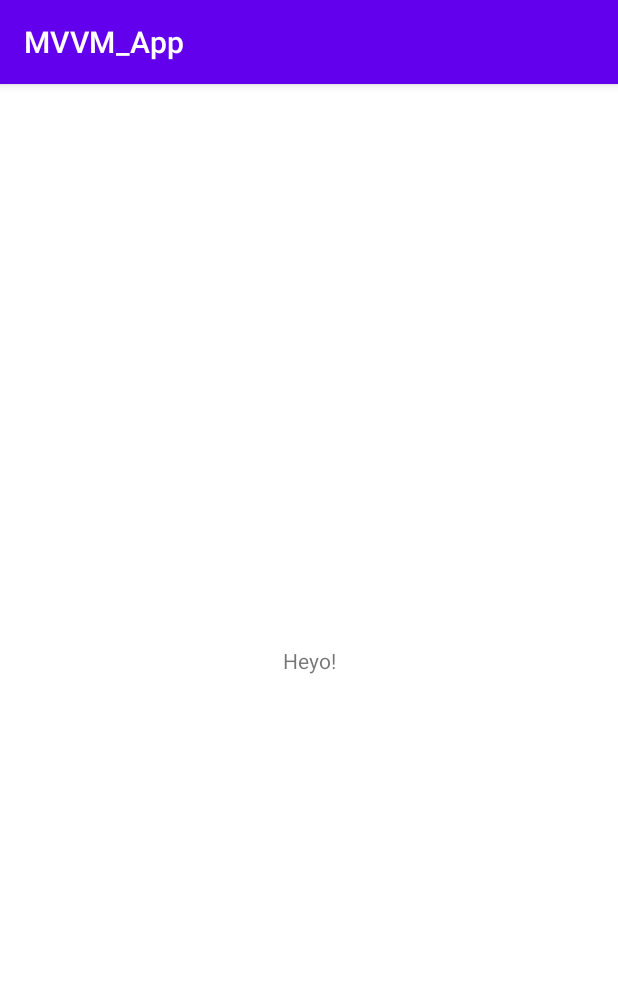
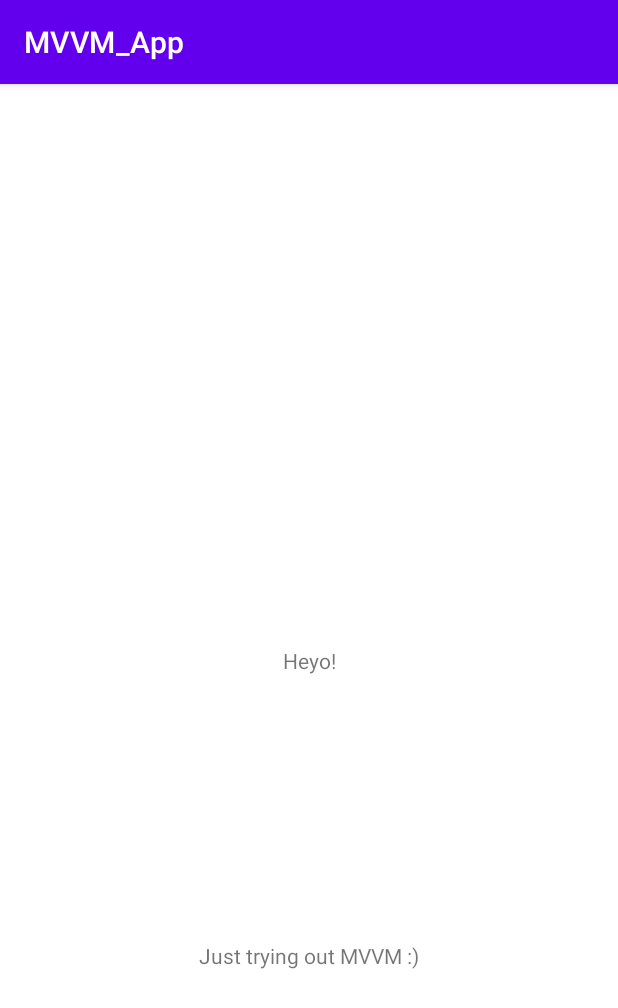
Before and after one commit to kunalyelne/MVVM_App, an Android app: the screen it shows after launch (MainActivity), on a phone screen of 412 x 824 dp. Shown: the top 1008 px of the screen. Run offline under Robolectric (Android 15) with nearby library versions, the phone set to English and light mode, and no system bars; our stand-ins replace data binding.

Commit message:
Adds another textView as description in MainFragment

```diff
--- a/app/src/main/java/com/kyodude/mvvm_app/ui/main/MainViewModel.kt
+++ b/app/src/main/java/com/kyodude/mvvm_app/ui/main/MainViewModel.kt
@@ -6,8 +6,9 @@ import androidx.lifecycle.ViewModel
 class MainViewModel : ViewModel() {
 
     val textValue: MutableLiveData<String> = MutableLiveData("")
-
+    val textDescription: MutableLiveData<String> = MutableLiveData("");
     fun setStringValue(){
         textValue.value = "Heyo!"
+        textDescription.value = "Just trying out MVVM :)"
     }
 }
--- a/app/src/main/res/layout/main_fragment.xml
+++ b/app/src/main/res/layout/main_fragment.xml
@@ -1,5 +1,6 @@
 <?xml version="1.0" encoding="utf-8"?>
-<layout xmlns:android="http://schemas.android.com/apk/res/android"
+<layout xmlns:tools="http://schemas.android.com/tools"
+    xmlns:android="http://schemas.android.com/apk/res/android"
     xmlns:app="http://schemas.android.com/apk/res-auto">
     <data>
         <variable
@@ -7,7 +8,6 @@
             type="com.kyodude.mvvm_app.ui.main.MainViewModel" />
     </data>
 <androidx.constraintlayout.widget.ConstraintLayout
-    xmlns:tools="http://schemas.android.com/tools"
     android:id="@+id/main"
     android:layout_width="match_parent"
     android:layout_height="match_parent"
@@ -23,5 +23,15 @@
         app:layout_constraintStart_toStartOf="parent"
         app:layout_constraintTop_toTopOf="parent" />
 
+    <TextView
+        android:id="@+id/description"
+        android:layout_width="wrap_content"
+        android:layout_height="wrap_content"
+        android:text="@{viewModel.textDescription}"
+        app:layout_constraintBottom_toBottomOf="parent"
+        app:layout_constraintEnd_toEndOf="parent"
+        app:layout_constraintStart_toStartOf="parent"
+        app:layout_constraintTop_toBottomOf="@+id/message" />
+
 </androidx.constraintlayout.widget.ConstraintLayout>
 </layout>
```
